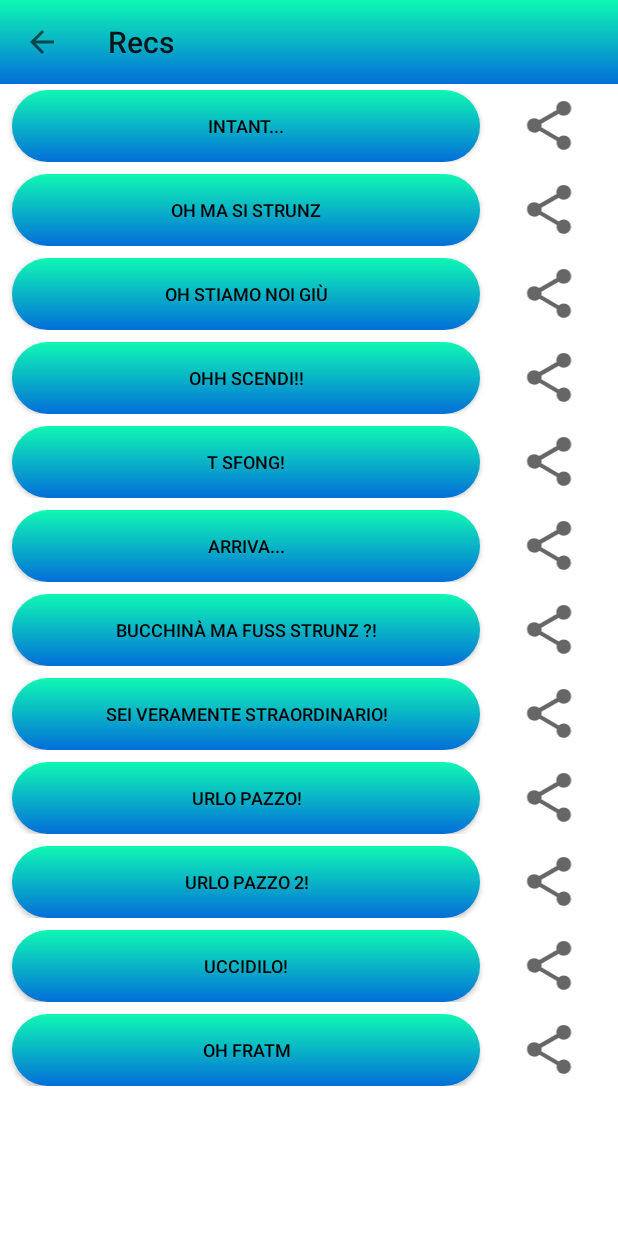
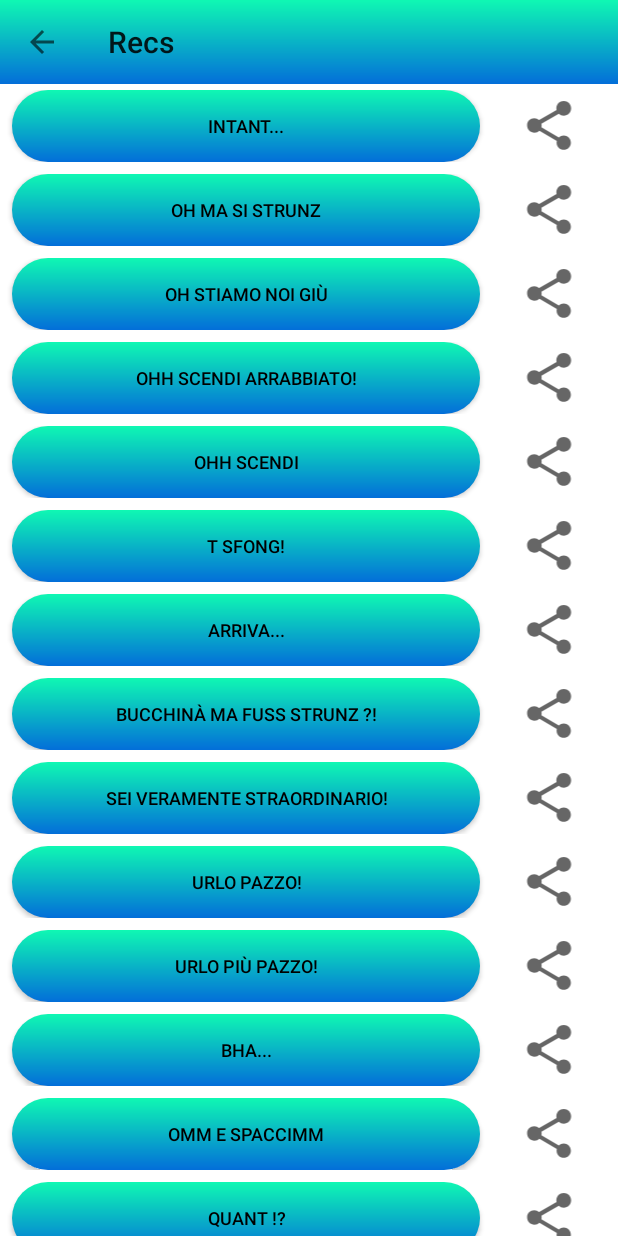
Before and after one commit to FernandoDiCostanzo/QuizzerApp, an Android app: the RecActivity screen opened directly, with no data from a screen before it, on a phone screen of 412 x 824 dp. Run offline under Robolectric (Android 15) with nearby library versions, the phone set to English and light mode, and no system bars; libraries missing offline, so code that uses them is left out: com.daimajia.androidanimations.

Commit message:
Added some recs

```diff
--- a/app/build.gradle
+++ b/app/build.gradle
@@ -51,6 +51,7 @@ dependencies {
     implementation 'com.google.code.gson:gson:2.8.6'
     debugImplementation 'com.squareup.leakcanary:leakcanary-android:2.5'
     implementation 'com.android.support:multidex:1.0.3'
+    implementation 'androidx.annotation:annotation:1.1.0'
 
 
 }
--- a/app/src/main/java/com/example/quizzerapp/RecActivity.java
+++ b/app/src/main/java/com/example/quizzerapp/RecActivity.java
@@ -13,21 +13,10 @@ import android.media.MediaPlayer;
 import android.os.Bundle;
 import android.view.MenuItem;
 import android.widget.LinearLayout;
-import android.widget.Toast;
 
 import com.example.quizzerapp.adapters.RecAdapter;
-import com.example.quizzerapp.helpers.Utility;
-import com.example.quizzerapp.models.CategoryModel;
 import com.example.quizzerapp.models.RecModel;
-import com.google.firebase.database.DataSnapshot;
-import com.google.firebase.database.DatabaseError;
-import com.google.firebase.database.DatabaseReference;
-import com.google.firebase.database.FirebaseDatabase;
-import com.google.firebase.database.ValueEventListener;
 
-import org.jetbrains.annotations.NotNull;
-
-import java.io.IOException;
 import java.util.ArrayList;
 import java.util.List;
 
@@ -81,13 +70,18 @@ public class RecActivity extends AppCompatActivity {
         recModels.add(new RecModel(this,"Intant...",R.raw.intant));
         recModels.add(new RecModel(this,"Oh ma si strunz",R.raw.oh_ma_si_strunz));
         recModels.add(new RecModel(this,"oh stiamo noi giù",R.raw.oh_stiamo_noi_giu));
-        recModels.add(new RecModel(this,"ohh scendi!!",R.raw.ohhh_scendi));
+        recModels.add(new RecModel(this,"ohh scendi arrabbiato!",R.raw.ohhh_scendi_arrabiato));
+        recModels.add(new RecModel(this,"ohh scendi",R.raw.ohh_scendi));
         recModels.add(new RecModel(this,"t sfong!",R.raw.tsfong));
         recModels.add(new RecModel(this,"Arriva...",R.raw.arriva));
         recModels.add(new RecModel(this,"Bucchinà ma fuss strunz ?!",R.raw.bucchina_ma_fuss_strunz));
         recModels.add(new RecModel(this,"Sei veramente straordinario!",R.raw.sei_veramente_straordinario));
         recModels.add(new RecModel(this,"Urlo pazzo!",R.raw.urlo_pazzo));
-        recModels.add(new RecModel(this,"Urlo pazzo 2!",R.raw.urlo_pazzo_2));
+        recModels.add(new RecModel(this,"Urlo più pazzo!",R.raw.urlo_pazzo_2));
+        recModels.add(new RecModel(this,"Bha...",R.raw.bha));
+        recModels.add(new RecModel(this,"Omm e spaccimm",R.raw.omm_e_spaccimm));
+        recModels.add(new RecModel(this,"Quant !?",R.raw.quant));
+        recModels.add(new RecModel(this,"Uau...",R.raw.uau));
         recModels.add(new RecModel(this,"Uccidilo!",R.raw.uccidilo));
         recModels.add(new RecModel(this,"Oh fratm",R.raw.oh_fratm));
 
--- a/app/src/main/java/com/example/quizzerapp/adapters/BookmarkAdapter.java
+++ b/app/src/main/java/com/example/quizzerapp/adapters/BookmarkAdapter.java
@@ -5,6 +5,7 @@ import android.view.View;
 import android.view.ViewGroup;
 import android.widget.ImageButton;
 import android.widget.TextView;
+
 
 import androidx.annotation.NonNull;
 import androidx.recyclerview.widget.RecyclerView;
--- a/app/src/main/res/mipmap-anydpi-v26/ic_launcher.xml
+++ /dev/null
@@ -1,5 +0,0 @@
-<?xml version="1.0" encoding="utf-8"?>
-<adaptive-icon xmlns:android="http://schemas.android.com/apk/res/android">
-    <background android:drawable="@drawable/ic_launcher_background" />
-    <foreground android:drawable="@drawable/ic_launcher_foreground" />
-</adaptive-icon>
--- a/app/src/main/res/mipmap-anydpi-v26/ic_launcher_round.xml
+++ /dev/null
@@ -1,5 +0,0 @@
-<?xml version="1.0" encoding="utf-8"?>
-<adaptive-icon xmlns:android="http://schemas.android.com/apk/res/android">
-    <background android:drawable="@drawable/ic_launcher_background" />
-    <foreground android:drawable="@drawable/ic_launcher_foreground" />
-</adaptive-icon>
```
Also changed, not shown: 7 other files.
